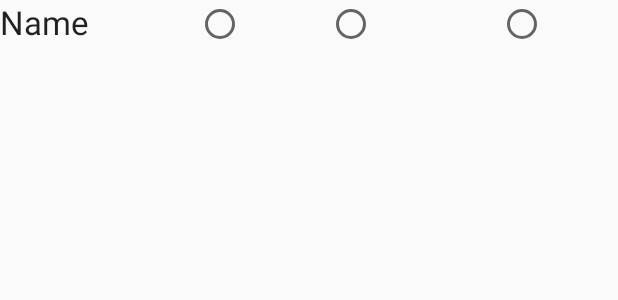
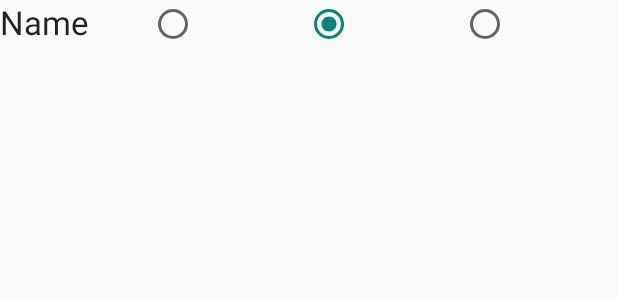
Before and after one commit to ravidcohn/Brings-1, an Android app: the layout event_attending_list_item.xml on its own in the app's theme, with its tools: preview values and no code run, on a phone screen of 412 x 824 dp. Shown: the top 300 px of the screen. Run offline under Robolectric (Android 15) with nearby library versions, the phone set to English and light mode, and no system bars.

Commit message:
Merge branch 'master' of https://github.com/pinhasnis/Brings
Conflicts:
	app/src/main/java/some_lie/brings/tab2.java

```diff
--- a/app/src/main/AndroidManifest.xml
+++ b/app/src/main/AndroidManifest.xml
@@ -21,6 +21,7 @@
         <activity android:name=".newTask" />
         <activity android:name=".tab"/>
         <activity android:name=".Task"/>
+        <activity android:name=".AddFriend"/>
     </application>
 
 </manifest>
--- a/app/src/main/java/some_lie/brings/tab.java
+++ b/app/src/main/java/some_lie/brings/tab.java
@@ -42,9 +42,9 @@ public class tab extends AppCompatActivity {
     private void refresh(){
 
         transaction = getSupportFragmentManager().beginTransaction();
-        int src_todo = fragment.getArguments().getInt("todo");
-        if(src_todo == 2){
-            cItem = src_todo;
+        int from = fragment.getArguments().getInt("from");
+        if(from == 1 || from == 2 ){
+            cItem = from;
         }
         fragment = new SlidingTabs();
         Bundle b = new Bundle();
--- a/app/src/main/res/layout/event_attending.xml
+++ b/app/src/main/res/layout/event_attending.xml
@@ -81,7 +81,7 @@
         <ImageButton
             android:layout_width="wrap_content"
             android:layout_height="wrap_content"
-            android:id="@+id/ib_ea_add_frind"
+            android:id="@+id/ib_ea_add_friend"
             android:src="@drawable/add_icon"
             android:paddingLeft="20dp"
             android:paddingRight="10dp"
@@ -95,5 +95,5 @@
     <ListView
         android:layout_width="match_parent"
         android:layout_height="442dp"
-        android:id="@+id/listView2" />
+        android:id="@+id/lvAttending" />
 </LinearLayout>
--- a/app/src/main/res/layout/event_attending_list_item.xml
+++ b/app/src/main/res/layout/event_attending_list_item.xml
@@ -1,42 +1,48 @@
 <?xml version="1.0" encoding="utf-8"?>
-<RelativeLayout xmlns:android="http://schemas.android.com/apk/res/android"
-    android:orientation="vertical" android:layout_width="match_parent"
-    android:layout_height="match_parent">
+<LinearLayout xmlns:android="http://schemas.android.com/apk/res/android"
+    android:layout_width="match_parent"
+    android:layout_height="match_parent"
+    android:orientation="horizontal">
 
     <TextView
+        android:id="@+id/tv_ea_list_item"
         android:layout_width="wrap_content"
         android:layout_height="wrap_content"
-        android:textAppearance="?android:attr/textAppearanceLarge"
+        android:layout_alignParentLeft="true"
+        android:layout_alignParentTop="true"
         android:text="@string/tv_attending_name"
-        android:id="@+id/tv_ea_list_item"
-        android:layout_alignParentTop="true"
-        android:layout_alignParentLeft="true" />
+        android:textAppearance="?android:attr/textAppearanceLarge" />
 
-    <RadioButton
-        android:layout_width="wrap_content"
+    <RadioGroup
+        android:id="@+id/radioGroup"
+        android:layout_width="fill_parent"
         android:layout_height="wrap_content"
-        android:id="@+id/rb_ea_list_yes"
-        android:layout_marginLeft="71dp"
-        android:layout_alignParentTop="true"
-        android:layout_toRightOf="@+id/tv_ea_list_item"
-        android:checked="false" />
+        android:orientation="horizontal"
+        android:focusable="false"
+        android:paddingLeft="40dp">
 
-    <RadioButton
-        android:layout_width="wrap_content"
-        android:layout_height="wrap_content"
-        android:id="@+id/rb_ea_list_maybe"
-        android:layout_marginLeft="55dp"
-        android:layout_alignBottom="@+id/rb_ea_list_yes"
-        android:layout_toRightOf="@+id/rb_ea_list_yes"
-        android:checked="false" />
+        <RadioButton
+            android:id="@+id/rb_ea_list_yes"
+            android:layout_width="wrap_content"
+            android:focusable="false"
+            android:layout_height="wrap_content"
+            android:layout_weight="1"
+            android:checked="false" />
 
-    <RadioButton
-        android:layout_width="wrap_content"
-        android:layout_height="wrap_content"
-        android:id="@+id/rb_ea_list_no"
-        android:layout_marginRight="48dp"
-        android:layout_alignParentTop="true"
-        android:layout_alignParentRight="true"
-        android:checked="false" />
+        <RadioButton
+            android:id="@+id/rb_ea_list_maybe"
+            android:layout_width="wrap_content"
+            android:focusable="false"
+            android:layout_height="wrap_content"
+            android:layout_weight="1"
+            android:checked="true" />
 
-</RelativeLayout>
+        <RadioButton
+            android:id="@+id/rb_ea_list_no"
+            android:layout_width="wrap_content"
+            android:layout_height="wrap_content"
+            android:focusable="false"
+            android:layout_weight="1"
+            android:checked="false" />
+    </RadioGroup>
+</LinearLayout>
--- a/app/src/main/res/values/strings.xml
+++ b/app/src/main/res/values/strings.xml
@@ -35,8 +35,8 @@
     <string name="title_section4">Chat</string>
 
     <string name="tv_task_title">Task</string>
-    <string name="bt_create_task_ui">Create Taskk</string>
+    <string name="bt_create_task_ui">Create Task</string>
 
-    <string name="hello_world">Hello world!</string>
+    <string name="bt_add_friend">Add Friend</string>
 
 </resources>
```
Also changed, not shown: app/src/main/java/sliding_tab/SlidingTabLayout.java (+7 -7 lines), app/src/main/java/sliding_tab/SlidingTabs.java (+152 -9 lines), app/src/main/java/some_lie/brings/AddFriend.java (added, +88 -0 lines), app/src/main/res/layout/add_friend.xml (added, +35 -0 lines), app/src/main/res/layout/fragment_sample.xml (added, +19 -0 lines), app/src/main/res/layout/pager_item.xml (added, +22 -0 lines), app/src/main/res/layout/tab.xml (added, +43 -0 lines).
